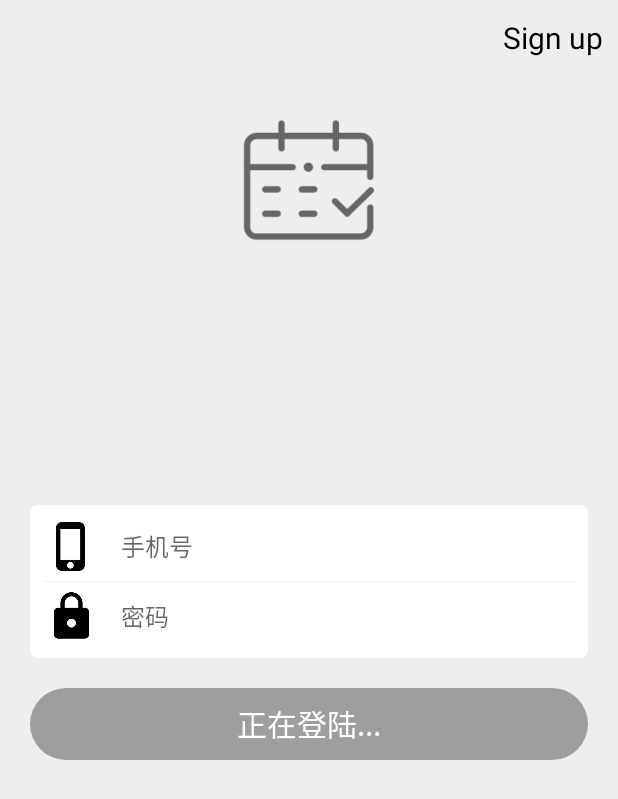
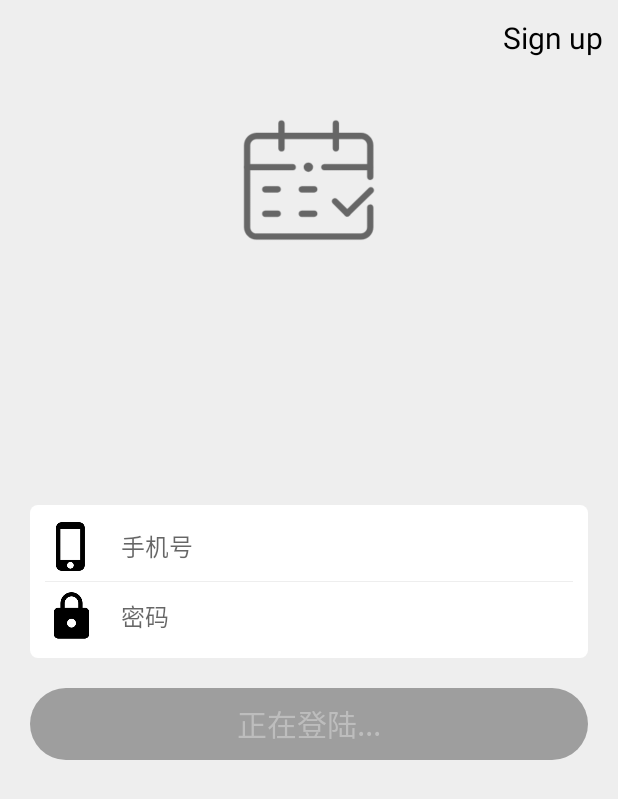
Before and after one commit to byx2000/PowerSignIn, an Android app: the screen it shows after launch (LoginActivity), after a tap on "登陆", on a phone screen of 412 x 824 dp. Shown: the top 799 px of the screen. Run offline under Robolectric (Android 15) with nearby library versions, the phone set to English and light mode, and no system bars; libraries missing offline, so code that uses them is left out: cn.bmob.v3; pictures from the network do not load; 2 statements that could not run were skipped.

Commit message:
update UI

```diff
--- a/app/src/main/java/com/example/powersignin/LoginActivity.java
+++ b/app/src/main/java/com/example/powersignin/LoginActivity.java
@@ -1,6 +1,8 @@
 package com.example.powersignin;
 
+import android.os.Build;
 import android.os.Bundle;
+import android.support.annotation.RequiresApi;
 import android.support.v7.widget.Toolbar;
 import android.view.View;
 import android.widget.Button;
@@ -18,7 +20,6 @@ import java.util.List;
 
 public class LoginActivity extends BaseActivity implements View.OnClickListener
 {
-    private Toolbar mToolbar;
     private EditText mUsernameEditText;
     private EditText mPasswordEditText;
     private Button mLoginButton;
@@ -39,7 +40,6 @@ public class LoginActivity extends BaseActivity implements View.OnClickListener
     @Override
     protected void initViews()
     {
-        //mToolbar = (Toolbar)findViewById(R.id.toolbar_login_activity);
         mUsernameEditText = (EditText)findViewById(R.id.edit_username);
         mPasswordEditText = (EditText)findViewById(R.id.edit_password);
         mLoginButton = (Button)findViewById(R.id.btn_login);
@@ -56,18 +56,19 @@ public class LoginActivity extends BaseActivity implements View.OnClickListener
     @Override
     protected void initData()
     {
-        //setSupportActionBar(mToolbar);
-        //setToolbarTitle("登陆");
+
     }
 
+    @RequiresApi(api = Build.VERSION_CODES.M)
     @Override
     public void onClick(View v)
     {
         //登陆
         if (v == mLoginButton)
         {
-            mLoginButton.setEnabled(false);
-            mLoginButton.setText("正在登陆...");
+            /*mLoginButton.setEnabled(false);
+            mLoginButton.setText("正在登陆...");*/
+            disableLoginButton();
 
             final String username = mUsernameEditText.getText().toString();
             final String password = mPasswordEditText.getText().toString();
@@ -95,7 +96,6 @@ public class LoginActivity extends BaseActivity implements View.OnClickListener
                             }
                         });
 
-                        //toast("登陆成功: " + user.getNickname() + " " + user.getType());
                         //用户类型为教师
                         if (user.getType().equals("teacher"))
                         {
@@ -108,7 +108,6 @@ public class LoginActivity extends BaseActivity implements View.OnClickListener
                                     //查找成功
                                     if (e == null)
                                     {
-                                        //Log.d("TAG", user.getNickname());
                                         //打开教师主页
                                         startTeacherMainActivity(user.getUsername(), list.get(0).getObjectId(), user.getNickname());
                                         finish();
@@ -150,8 +149,9 @@ public class LoginActivity extends BaseActivity implements View.OnClickListener
                     else
                     {
                         toast("登陆失败: " + e.getMessage());
-                        mLoginButton.setEnabled(true);
-                        mLoginButton.setText("登陆");
+                        //mLoginButton.setEnabled(true);
+                        //mLoginButton.setText("登陆");
+                        enableLoginButton();
                     }
                 }
             });
@@ -162,4 +162,20 @@ public class LoginActivity extends BaseActivity implements View.OnClickListener
             startSignupActivity();
         }
     }
+
+    @RequiresApi(api = Build.VERSION_CODES.M)
+    private void disableLoginButton()
+    {
+        mLoginButton.setEnabled(false);
+        mLoginButton.setTextColor(getColor(R.color.grey));
+        mLoginButton.setText("正在登陆...");
+    }
+
+    @RequiresApi(api = Build.VERSION_CODES.M)
+    private void enableLoginButton()
+    {
+        mLoginButton.setEnabled(true);
+        mLoginButton.setTextColor(getColor(R.color.white));
+        mLoginButton.setText("登陆");
+    }
 }
--- a/app/src/main/java/com/example/powersignin/StudentMainActivity.java
+++ b/app/src/main/java/com/example/powersignin/StudentMainActivity.java
@@ -14,10 +14,8 @@ import android.view.*;
 import android.widget.TextView;
 import cn.bmob.v3.exception.BmobException;
 import cn.bmob.v3.listener.FindListener;
-import cn.bmob.v3.listener.QueryListener;
 import com.example.powersignin.bean.Classroom;
 import com.example.powersignin.bean.Student;
-import com.example.powersignin.bean.Teacher;
 
 import java.util.List;
 
--- a/app/src/main/res/values/colors.xml
+++ b/app/src/main/res/values/colors.xml
@@ -3,7 +3,7 @@
     <color name="colorPrimary">#3F51B5</color>
     <!--<color name="colorPrimaryDark">#303F9F</color>-->
     <color name="colorPrimaryDark">#9e9e9e</color>
-    <!--<color name="colorAccent">#FF4081</color>-->
+    <!--<color name="colorAccent">#009688</color>-->
     <color name="colorAccent">#009688</color>
 
     <color name="colorBackground">#eeeeee</color>
```
Also changed, not shown: app/src/main/java/com/example/powersignin/SignupActivity.java (+9 -33 lines), app/src/main/java/com/example/powersignin/UserInfoActivity.java (+43 -2 lines), app/src/main/res/drawable/logo.png.
